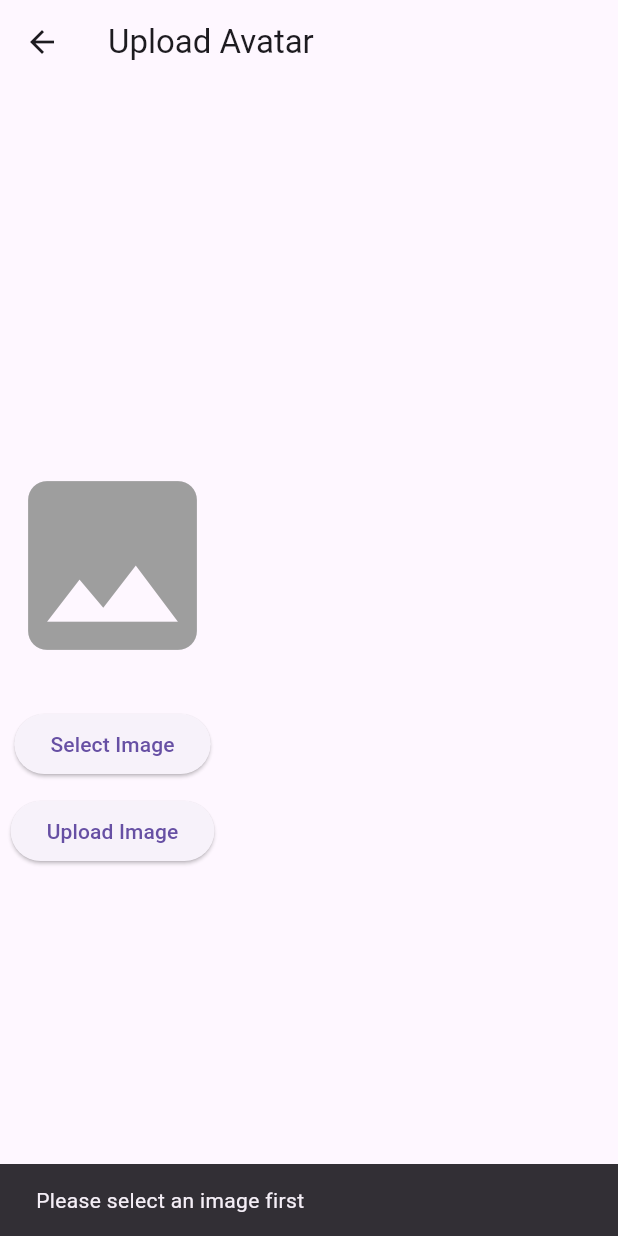
After one commit to Bayram1008/aa, a Flutter app: the AvatarUploadScreen screen opened directly, after a tap on "Upload Image", on a phone screen of 412 x 824 dp. The commit adds this screen. Run offline on Flutter 3.47's test engine with Material 3 defaults, Android fonts, the phone set to English and light mode, and no system bars; our stand-ins replace dio, file_picker, flutter_secure_storage, image_picker, jwt_decoder; accounts and stored records are empty.

Commit message:
make example file picker

```diff
--- a/lib/main.dart
+++ b/lib/main.dart
@@ -1,5 +1,6 @@
 import 'package:flutter/material.dart';
 import 'package:new_project/pages/login_page.dart';
+
 
 void main() {
   runApp(const MyApp());
@@ -12,7 +13,7 @@ class MyApp extends StatelessWidget {
   Widget build(BuildContext context) {
     return MaterialApp(
       debugShowCheckedModeBanner: false,
-      home: const LoginPage(),
+      home:  LoginPage(),
     );
   }
 }
--- a/lib/model/user_model.dart
+++ b/lib/model/user_model.dart
@@ -1,4 +1,3 @@
-import 'dart:io';
 
 import 'package:intl/intl.dart';
 
--- /dev/null
+++ b/lib/pages/post_avatar_example.dart
@@ -0,0 +1,123 @@
+import 'package:dio/dio.dart';
+import 'package:image_picker/image_picker.dart';
+import 'dart:io';
+import 'package:flutter/material.dart';
+import 'package:http_parser/http_parser.dart';
+
+class AvatarUploadScreen extends StatefulWidget {
+  const AvatarUploadScreen({super.key});
+
+  @override
+  _AvatarUploadScreenState createState() => _AvatarUploadScreenState();
+}
+
+class _AvatarUploadScreenState extends State<AvatarUploadScreen> {
+  final ImagePicker _picker = ImagePicker();
+  File? _selectedImage;
+  final Dio _dio = Dio();
+
+  Future<void> _selectImage() async {
+    try {
+      final XFile? pickedFile = await _picker.pickImage(source: ImageSource.gallery);
+      if (pickedFile != null) {
+        setState(() {
+          _selectedImage = File(pickedFile.path);
+        });
+      }
+    } catch (e) {
+      print('Error picking image: $e');
+    }
+  }
+
+  Future<void> _uploadImage() async {
+    if (_selectedImage == null) {
+      ScaffoldMessenger.of(context).showSnackBar(
+        SnackBar(content: Text('Please select an image first')),
+      );
+      return;
+    }
+
+    try {
+      // Get the file extension to determine MIME type
+      final fileExtension = _selectedImage!.path.split('.').last.toLowerCase();
+      String mimeType = 'application/octet-stream';
+
+      switch (fileExtension) {
+        case 'jpg':
+        case 'jpeg':
+          mimeType = 'image/jpeg';
+          break;
+        case 'png':
+          mimeType = 'image/png';
+          break;
+        case 'gif':
+          mimeType = 'image/gif';
+          break;
+        case 'bmp':
+          mimeType = 'image/bmp';
+          break;
+        case 'webp':
+          mimeType = 'image/webp';
+          break;
+        default:
+          mimeType = 'application/octet-stream'; // For unsupported file types
+          break;
+      }
+
+      final formData = FormData.fromMap({
+        'file': await MultipartFile.fromFile(
+          _selectedImage!.path,
+          filename: _selectedImage!.path.split('/').last,
+          contentType: MediaType.parse(mimeType), // Set the MIME type here
+        ),
+      });
+
+      final response = await _dio.post(
+        'http://172.16.18.78:3009/check', // Replace with your backend URL
+        data: formData,
+      );
+
+      if (response.statusCode == 200) {
+        print('Image uploaded successfully: ${response.data}');
+        ScaffoldMessenger.of(context).showSnackBar(
+          SnackBar(content: Text('Image uploaded successfully')),
+        );
+      } else {
+        print('Failed to upload image: ${response.statusCode}');
+        ScaffoldMessenger.of(context).showSnackBar(
+          SnackBar(content: Text('Failed to upload image')),
+        );
+      }
+    } catch (e) {
+      print('Error uploading image: $e');
+      ScaffoldMessenger.of(context).showSnackBar(
+        SnackBar(content: Text('Error uploading image')),
+      );
+    }
+  }
+
+  @override
+  Widget build(BuildContext context) {
+    return Scaffold(
+      appBar: AppBar(title: Text('Upload Avatar')),
+      body: Column(
+        mainAxisAlignment: MainAxisAlignment.center,
+        children: [
+          _selectedImage != null
+              ? Image.file(_selectedImage!, height: 150)
+              : Icon(Icons.image, size: 150, color: Colors.grey),
+          SizedBox(height: 20),
+          ElevatedButton(
+            onPressed: _selectImage,
+            child: Text('Select Image'),
+          ),
+          SizedBox(height: 10),
+          ElevatedButton(
+            onPressed: _uploadImage,
+            child: Text('Upload Image'),
+          ),
+        ],
+      ),
+    );
+  }
+}
--- a/lib/service/api_service.dart
+++ b/lib/service/api_service.dart
@@ -12,6 +12,8 @@ class ApiService {
   ApiService() {
     // Set default options for Dio
     dio.options.baseUrl = 'http://192.168.4.72/api/';
+
+
     dio.options.headers = {'Content-Type': 'application/json'};
     dio.options.connectTimeout = const Duration(seconds: 10);
     dio.options.receiveTimeout = const Duration(seconds: 10);
@@ -66,6 +68,8 @@ class ApiService {
     }
   }
 
+/*************  ✨ Codeium Command ⭐  *************/
+/******  e571f5ae-8b38-4fb1-aa43-9c5d640e8707  *******/
   Future<void> postData(FormData user, String? accessToken) async {
     try {
       dio.options.headers['Authorization'] = 'Bearer $accessToken';
--- a/pubspec.yaml
+++ b/pubspec.yaml
@@ -2,7 +2,7 @@ name: new_project
 description: "A new Flutter project."
 # The following line prevents the package from being accidentally published to
 # pub.dev using `flutter pub publish`. This is preferred for private packages.
-publish_to: 'none' # Remove this line if you wish to publish to pub.dev
+publish_to: "none" # Remove this line if you wish to publish to pub.dev
 
 # The following defines the version and build number for your application.
 # A version number is three numbers separated by dots, like 1.2.43
@@ -39,6 +39,7 @@ dependencies:
   jwt_decoder: ^2.0.1
   intl: ^0.19.0
   file_picker: ^8.1.4
+  image_picker: ^1.1.2
 
 dev_dependencies:
   flutter_test:
@@ -56,7 +57,6 @@ dev_dependencies:
 
 # The following section is specific to Flutter packages.
 flutter:
-
   # The following line ensures that the Material Icons font is
   # included with your application, so that you can use the icons in
   # the material Icons class.
```
Also changed, not shown: lib/pages/new_user.dart (+30 -101 lines), lib/pages/post_avatar_file.dart (added, +121 -0 lines), pubspec.lock, 11 other files.
